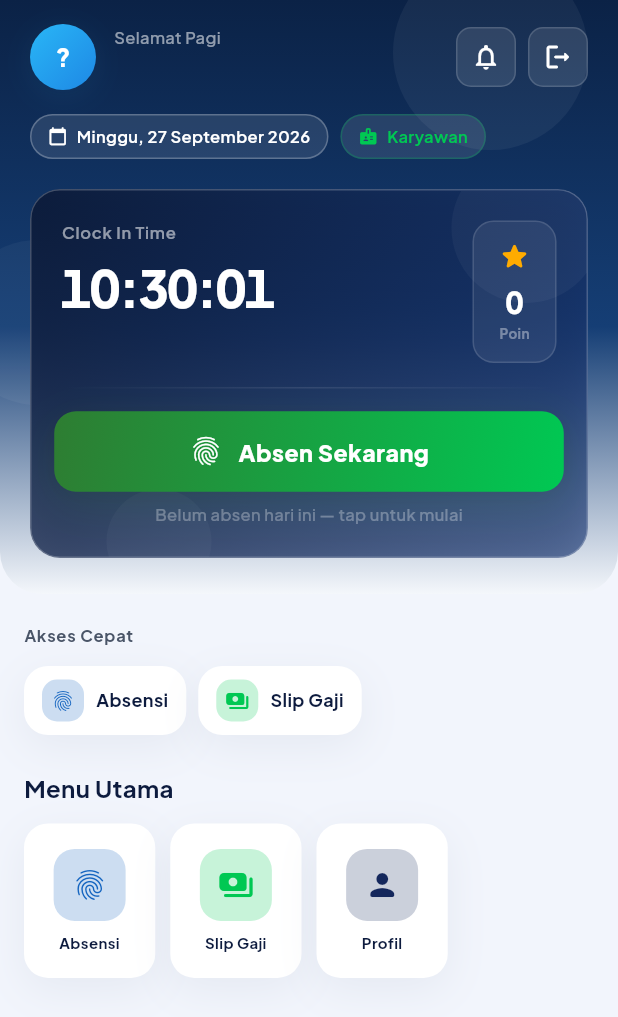
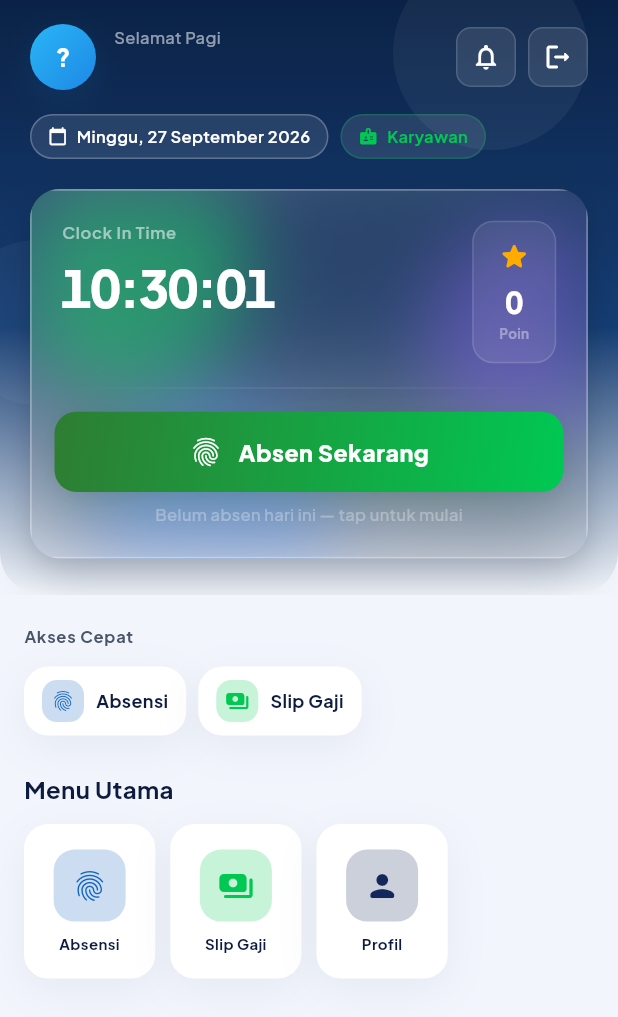
Before and after one commit to umgap2026-cmd/UMGAP-AI, a Flutter app: the HomePage screen opened directly with empty values, on a phone screen of 412 x 824 dp. Shown: the top 1017 px of the screen. Run offline on Flutter 3.47's test engine with Material 3 defaults, Android fonts, the phone set to English and light mode, and no system bars; our stand-ins replace dio, firebase_core, firebase_messaging, flutter_contacts, flutter_local_notifications, flutter_secure_storage and 11 more; missing offline and left inert: esc_pos_utils_plus, print_bluetooth_thermal; accounts and stored records are empty; network calls fail.

Commit message:
Dashboard Home: kartu hero jadi kaca beneran (blob warna diburamkan)
Fix untuk keluhan hasil glass belum mirip referensi: sebelumnya "kaca"
cuma fill gradient navy semi-transparan (80%/60% opacity) di atas
BackdropFilter -- karena tidak ada apa pun yang berwarna di baliknya
utk diburamkan, efeknya jadi kartu gelap solid biasa, bukan frost.

Tambah _Blob + _GlassHero (umgap_mobile/lib/home_page.dart): 3 blob
warna (aksen role + violet + biru) dilukis di lapisan paling belakang,
BARU BackdropFilter menutup seluruh kartu memburamkannya jadi cahaya
lembut menyebar, baru isi kartu (fill putih sangat transparan + border
tipis) dilukis tajam di atasnya -- urutan lapisan inilah yg sebelumnya
tidak ada.

Dipakai di ketiga hero (Admin/Owner/Karyawan), aksen warna per role
tetap beda (cyan/amber/hijau) sesuai keputusan sebelumnya. Isi & logika
tiap kartu tidak disentuh, cuma bungkus luar (ClipRRect+BackdropFilter+
Container solid) diganti komponen bersama ini.

Bump v1.8.0 -> v1.8.1.

Co-Authored-By: Claude Sonnet 5 <noreply@anthropic.com>

```diff
--- a/umgap_mobile/lib/home_page.dart
+++ b/umgap_mobile/lib/home_page.dart
@@ -1086,41 +1086,11 @@ class _OwnerBusinessCard extends StatelessWidget {
     final health = stats['health_score'] ?? stats['company_score'] ?? 0;
     final quality = stats['quality_score'] ?? stats['attendance_quality'] ?? 0;
 
-    // Bahasa visual "glass hero" yg sama dgn Admin/Karyawan -- fill
-    // gradient navy semi-transparan + blur + border putih tipis.
-    return ClipRRect(
-      borderRadius: BorderRadius.circular(_kHeroRadius),
-      child: BackdropFilter(
-        filter: ImageFilter.blur(sigmaX: 16, sigmaY: 16),
-        child: Container(
-      decoration: BoxDecoration(
-        gradient: LinearGradient(
-          colors: [
-            UColors.navy.withOpacity(0.8),
-            const Color(0xFF0E7490).withOpacity(0.6),
-          ],
-          begin: Alignment.topLeft,
-          end: Alignment.bottomRight,
-        ),
-        borderRadius: BorderRadius.circular(_kHeroRadius),
-        border: Border.all(color: Colors.white.withOpacity(0.22)),
-        boxShadow: _kGlassShadow,
-      ),
-      child: Stack(
-        children: [
-          Positioned(
-            top: -40,
-            right: -24,
-            child: _Orb(130, Colors.white.withOpacity(0.05)),
-          ),
-          Positioned(
-            bottom: -35,
-            left: 30,
-            child: _Orb(95, Colors.white.withOpacity(0.035)),
-          ),
-          Padding(
-            padding: const EdgeInsets.all(USpace.lg),
-            child: loading
+    // Glass hero -- frost beneran (blob warna diburamkan BackdropFilter),
+    // satu bahasa visual dgn Admin/Karyawan, aksen amber utk owner.
+    return _GlassHero(
+      accent: _cAmber,
+      child: loading
                 ? const SizedBox(
               height: 190,
               child: Center(
@@ -1376,11 +1346,6 @@ class _OwnerBusinessCard extends StatelessWidget {
                 ),
               ],
             ),
-          ),
-        ],
-      ),
-    ),
-      ),
     );
   }
 }
@@ -1703,29 +1668,12 @@ class _AdminOverviewCard extends StatelessWidget {
 
   @override
   Widget build(BuildContext context) {
-    // Glassmorphism Hero -- frosted glass beneran (BackdropFilter blur),
-    // bukan kartu solid: fill gradient navy semi-transparan (80%→60%),
-    // border putih tipis, shadow lembut. Sengaja diberi ClipRRect di
-    // luar supaya blur & konten ikut kepotong radius kartu.
-    return ClipRRect(
-      borderRadius: BorderRadius.circular(_kHeroRadius),
-      child: BackdropFilter(
-        filter: ImageFilter.blur(sigmaX: 16, sigmaY: 16),
-        child: Container(
-          decoration: BoxDecoration(
-            gradient: LinearGradient(
-              begin: Alignment.topCenter,
-              end: Alignment.bottomCenter,
-              colors: [
-                const Color(0xFF103264).withOpacity(0.8),
-                const Color(0xFF18488A).withOpacity(0.6),
-              ],
-            ),
-            borderRadius: BorderRadius.circular(_kHeroRadius),
-            border: Border.all(color: Colors.white.withOpacity(0.22)),
-            boxShadow: _kGlassShadow,
-          ),
-          child: Column(
+    // Glass hero -- frost beneran (blob warna diburamkan BackdropFilter),
+    // satu bahasa visual dgn Owner/Karyawan, aksen cyan utk admin.
+    return _GlassHero(
+      accent: UColors.cyan,
+      padding: EdgeInsets.zero,
+      child: Column(
             children: [
               Container(
                 padding: const EdgeInsets.fromLTRB(
@@ -1838,8 +1786,6 @@ class _AdminOverviewCard extends StatelessWidget {
               ),
             ],
           ),
-        ),
-      ),
     );
   }
 }
@@ -1933,41 +1879,11 @@ class _UserOverviewCardState extends State<_UserOverviewCard>
 
   @override
   Widget build(BuildContext context) {
-    // Bahasa visual "glass hero" yg sama dgn Admin -- fill gradient
-    // navy semi-transparan + blur + border putih tipis, bukan solid.
-    return ClipRRect(
-      borderRadius: BorderRadius.circular(_kHeroRadius),
-      child: BackdropFilter(
-        filter: ImageFilter.blur(sigmaX: 16, sigmaY: 16),
-        child: Container(
-      decoration: BoxDecoration(
-        gradient: LinearGradient(
-          colors: [
-            UColors.navy.withOpacity(0.8),
-            const Color(0xFF1A3A7A).withOpacity(0.6),
-          ],
-          begin: Alignment.topLeft,
-          end: Alignment.bottomRight,
-        ),
-        borderRadius: BorderRadius.circular(_kHeroRadius),
-        border: Border.all(color: Colors.white.withOpacity(0.22)),
-        boxShadow: _kGlassShadow,
-      ),
-      child: Stack(
-        children: [
-          Positioned(
-            top: -25,
-            right: -10,
-            child: _Orb(100, Colors.white.withOpacity(0.04)),
-          ),
-          Positioned(
-            bottom: -25,
-            left: 50,
-            child: _Orb(70, Colors.white.withOpacity(0.03)),
-          ),
-          Padding(
-            padding: const EdgeInsets.all(USpace.lg),
-            child: Column(
+    // Glass hero -- frost beneran (blob warna diburamkan BackdropFilter),
+    // satu bahasa visual dgn Admin/Owner, aksen hijau utk karyawan.
+    return _GlassHero(
+      accent: _cGreen,
+      child: Column(
               crossAxisAlignment: CrossAxisAlignment.start,
               children: [
                 Row(
@@ -2224,11 +2140,6 @@ class _UserOverviewCardState extends State<_UserOverviewCard>
                 ],
               ],
             ),
-          ),
-        ],
-      ),
-    ),
-      ),
     );
   }
 }
@@ -2623,3 +2534,101 @@ class _Orb extends StatelessWidget {
     ),
   );
 }
+
+// ── Blob warna di balik BackdropFilter -- bahan "frost" hero card.
+//    Lingkaran solid biasa; blur besar dari BackdropFilter (di _GlassHero)
+//    yang mengubahnya jadi cahaya lembut menyebar, bukan lingkaran tajam.
+class _Blob extends StatelessWidget {
+  final double size;
+  final Color color;
+
+  const _Blob(this.size, this.color);
+
+  @override
+  Widget build(BuildContext context) => Container(
+    width: size,
+    height: size,
+    decoration: BoxDecoration(shape: BoxShape.circle, color: color),
+  );
+}
+
+// ── _GlassHero — kaca frosted yang benar ────────────────────────────
+// Urutan lapisan itu kuncinya:
+//   1) blob warna terang  -> dilukis PALING BELAKANG
+//   2) BackdropFilter      -> menutup seluruh kartu, memburamkan blob (frost)
+//   3) isi + fill transparan + border tipis -> PALING DEPAN (tetap tajam)
+// Dipakai oleh ketiga hero card (Admin/Owner/Karyawan) supaya satu bahasa
+// visual, dengan warna aksen berbeda per role.
+class _GlassHero extends StatelessWidget {
+  final Widget child;
+  final Color accent; // aksen per role: admin=cyan, owner=amber, karyawan=hijau
+  final EdgeInsets padding;
+
+  const _GlassHero({
+    required this.child,
+    required this.accent,
+    this.padding = const EdgeInsets.all(USpace.lg),
+  });
+
+  @override
+  Widget build(BuildContext context) {
+    return Container(
+      // Shadow HARUS di luar ClipRRect, kalau tidak akan ikut terpotong.
+      decoration: BoxDecoration(
+        borderRadius: BorderRadius.circular(_kHeroRadius),
+        boxShadow: _kGlassShadow,
+      ),
+      child: ClipRRect(
+        borderRadius: BorderRadius.circular(_kHeroRadius),
+        child: Stack(
+          children: [
+            // (1) Blob warna terang di belakang -- ini yang bikin frost terlihat.
+            Positioned(
+              top: -34,
+              left: -24,
+              child: _Blob(170, accent.withOpacity(0.55)),
+            ),
+            Positioned(
+              top: 20,
+              right: -40,
+              child: _Blob(150, const Color(0xFF8B5CF6).withOpacity(0.42)), // violet
+            ),
+            Positioned(
+              bottom: -50,
+              left: 40,
+              child: _Blob(160, const Color(0xFF3B82F6).withOpacity(0.42)), // blue
+            ),
+
+            // (2) Frost menutup seluruh kartu (memburamkan blob di belakangnya).
+            Positioned.fill(
+              child: BackdropFilter(
+                filter: ImageFilter.blur(sigmaX: 26, sigmaY: 26),
+                child: const SizedBox.expand(),
+              ),
+            ),
+
+            // (3) Isi: fill sangat transparan (bukan navy pekat) + border tipis.
+            Container(
+              padding: padding,
+              decoration: BoxDecoration(
+                gradient: LinearGradient(
+                  begin: Alignment.topLeft,
+                  end: Alignment.bottomRight,
+                  colors: [
+                    Colors.white.withOpacity(0.16),
+                    Colors.white.withOpacity(0.05),
+                  ],
+                ),
+                border: Border.all(
+                  color: Colors.white.withOpacity(0.30),
+                  width: 1.2,
+                ),
+              ),
+              child: child,
+            ),
+          ],
+        ),
+      ),
+    );
+  }
+}
--- a/umgap_mobile/pubspec.yaml
+++ b/umgap_mobile/pubspec.yaml
@@ -2,7 +2,7 @@ name: umgap_mobile
 description: A new Flutter project
 publish_to: 'none'
 
-version: 1.8.0+29
+version: 1.8.1+30
 
 environment:
   sdk: ^3.5.0
```
Also changed, not shown: 1 other file.
